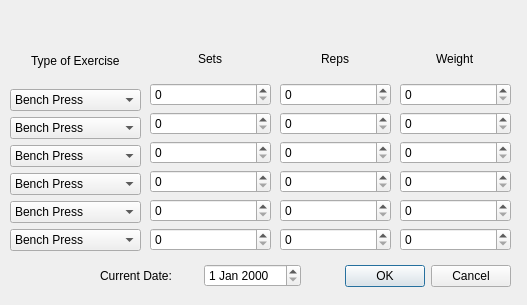
kevinlucas23/getFit, file weightlifting.ui: the form before one commit.
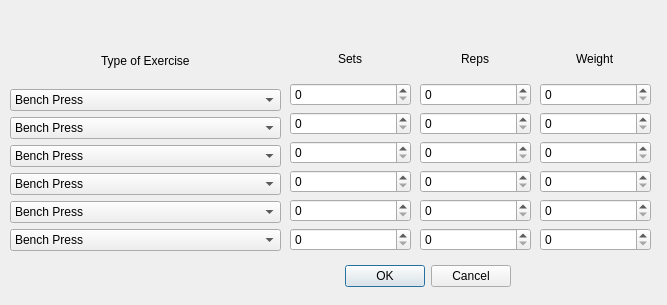
The form after the commit.

What changed in the file:
```diff
--- a/weightlifting.ui
+++ b/weightlifting.ui
@@ -6,7 +6,7 @@
    <rect>
     <x>0</x>
     <y>0</y>
-    <width>527</width>
+    <width>667</width>
     <height>305</height>
    </rect>
   </property>
@@ -34,7 +34,7 @@
     <rect>
      <x>10</x>
      <y>40</y>
-     <width>131</width>
+     <width>271</width>
      <height>211</height>
     </rect>
    </property>
@@ -381,7 +381,7 @@
   <widget class="QWidget" name="verticalLayoutWidget_2">
    <property name="geometry">
     <rect>
-     <x>150</x>
+     <x>290</x>
      <y>40</y>
      <width>121</width>
      <height>211</height>
@@ -418,7 +418,7 @@
   <widget class="QWidget" name="verticalLayoutWidget_3">
    <property name="geometry">
     <rect>
-     <x>280</x>
+     <x>420</x>
      <y>40</y>
      <width>111</width>
      <height>211</height>
@@ -455,7 +455,7 @@
   <widget class="QWidget" name="verticalLayoutWidget_4">
    <property name="geometry">
     <rect>
-     <x>400</x>
+     <x>540</x>
      <y>40</y>
      <width>111</width>
      <height>211</height>
@@ -513,28 +513,6 @@
     </item>
    </layout>
   </widget>
-  <widget class="QWidget" name="horizontalLayoutWidget">
-   <property name="geometry">
-    <rect>
-     <x>100</x>
-     <y>260</y>
-     <width>201</width>
-     <height>31</height>
-    </rect>
-   </property>
-   <layout class="QHBoxLayout" name="horizontalLayout">
-    <item>
-     <widget class="QLabel" name="label_2">
-      <property name="text">
-       <string>Current Date: </string>
-      </property>
-     </widget>
-    </item>
-    <item>
-     <widget class="QDateEdit" name="dateEdit"/>
-    </item>
-   </layout>
-  </widget>
  </widget>
  <resources/>
  <connections>
```
